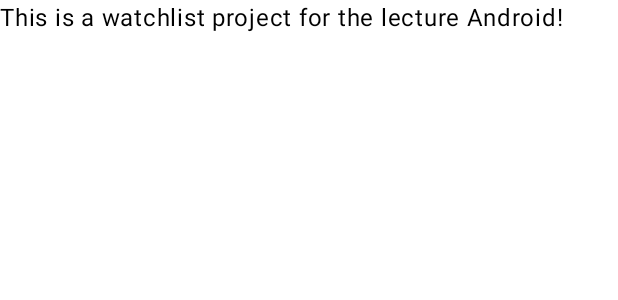
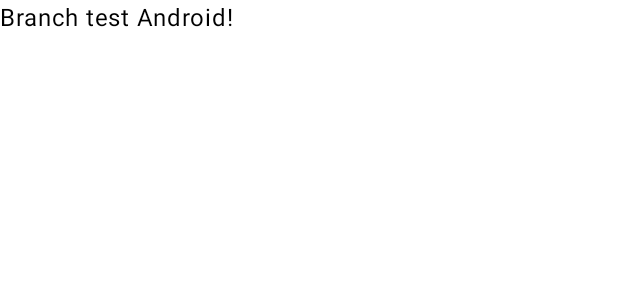
Before and after one commit to akdenizcse/teams-for-mobile-programming-2025-final-project-nuray, an Android app built with Jetpack Compose: the @Preview function GreetingPreview, on a phone screen of 412 x 824 dp. Shown: the top 300 px of the screen. Run offline under Robolectric (Android 15) with nearby library versions, the phone set to English and light mode, and no system bars; 1 statement that could not run was skipped.

Commit message:
First branch test

```diff
--- a/app/src/main/java/com/example/watchlist/MainActivity.kt
+++ b/app/src/main/java/com/example/watchlist/MainActivity.kt
@@ -33,7 +33,7 @@ class MainActivity : ComponentActivity() {
 @Composable
 fun Greeting(name: String, modifier: Modifier = Modifier) {
     Text(
-        text = "This is a watchlist project for the lecture $name!",
+        text = "Branch test $name!",
         modifier = modifier
     )
 }
```
